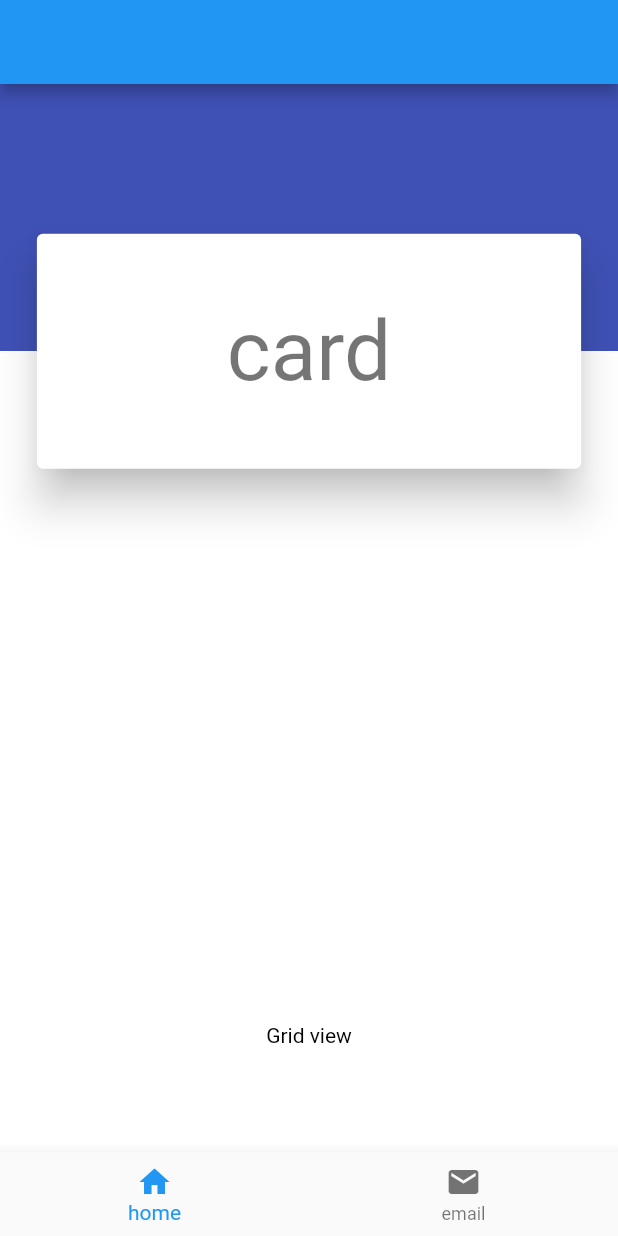
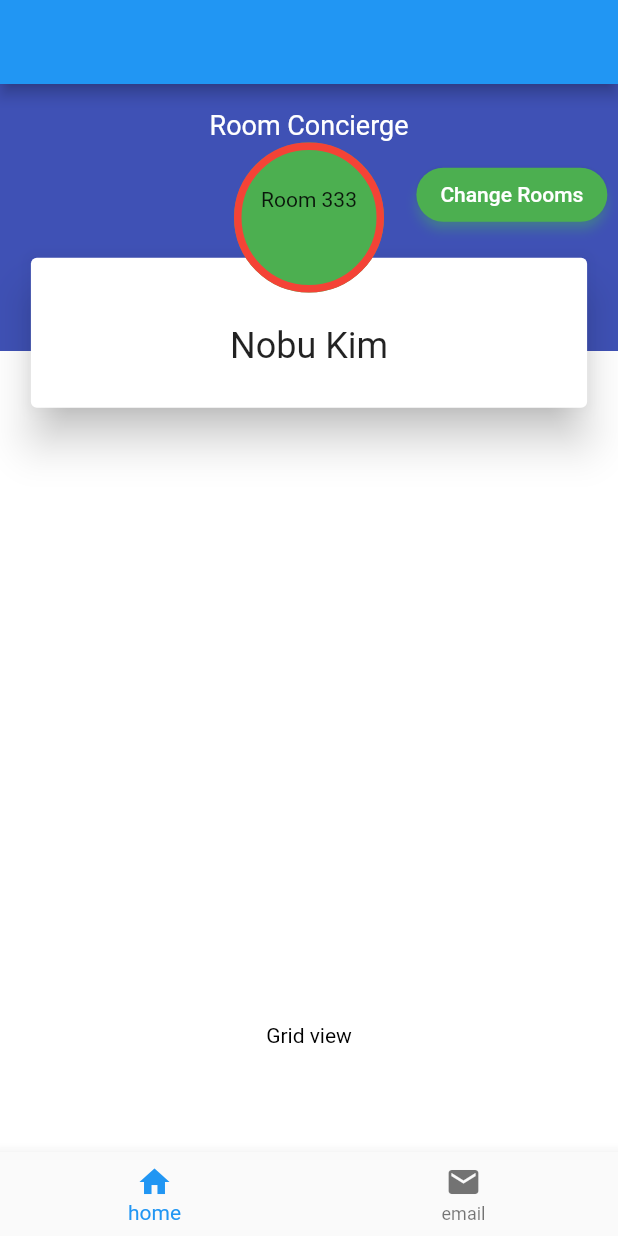
Before and after one commit to nyck33/flutter_tester, a Flutter app: the screen it shows after launch, on a phone screen of 412 x 824 dp. Run offline on Flutter 3.47's test engine with Material 2 defaults, Android fonts, the phone set to English and light mode, and no system bars.

Commit message:
got home UI sorta

```diff
--- a/lib/main.dart
+++ b/lib/main.dart
@@ -1,25 +1,22 @@
 import 'package:flutter/material.dart';
+import 'package:flutter/rendering.dart';
 import './position_stack.dart';
 import './other_screen.dart';
 import './responsive_stack.dart';
+import 'dart:developer';
 
 const Color darkBlue = Color.fromARGB(255, 18, 32, 47);
 
 void main() {
+  debugPaintSizeEnabled = true;
   runApp(MyApp());
 }
 
 class MyApp extends StatelessWidget {
   @override
   Widget build(BuildContext context) {
-    //return MaterialApp(
-    //theme: ThemeData.dark().copyWith(
-    //sets the app dark blue
-    //scaffoldBackgroundColor: darkBlue,
-    //),
-    //debugShowCheckedModeBanner: false,
-    //home: Scaffold(
     return MaterialApp(
+      //debugShowMaterialGrid: true,
       home: Scaffold(
         appBar: AppBar(),
         body: ResponsiveStack(),
@@ -41,6 +38,8 @@ class ContainerWithCircle extends StatelessWidget {
   double _height = 0.0;
   @override
   Widget build(BuildContext context) {
+    //debugPaintSizeEnabled = true;
+
     _width = MediaQuery.of(context).size.width;
     _height = MediaQuery.of(context).size.height;
     final TextStyle style = TextStyle(color: Colors.black);
--- a/lib/responsive_stack.dart
+++ b/lib/responsive_stack.dart
@@ -5,6 +5,7 @@ import 'package:flutter/material.dart';
 
 import 'package:flutter/foundation.dart';
 import 'package:flutter/painting.dart';
+import 'package:flutter/rendering.dart';
 import 'package:flutter/widgets.dart';
 
 class ResponsiveStack extends StatefulWidget {
@@ -15,8 +16,12 @@ class ResponsiveStack extends StatefulWidget {
 }
 
 class _ResponsiveStackState extends State<ResponsiveStack> {
+  final double circleRadius = 100.0;
+  final double circleBorderWidth = 0.0; //puts red outline on circle edge
   @override
   Widget build(BuildContext context) {
+    debugPaintSizeEnabled = true;
+
     final size = MediaQuery.of(context).size;
 
     return Stack(
@@ -37,16 +42,128 @@ class _ResponsiveStackState extends State<ResponsiveStack> {
           ],
         ),
         Align(
+          alignment: Alignment(0, -0.95),
+          child: Text(
+            'Room Concierge',
+            style: TextStyle(color: Colors.white, fontSize: 18),
+          ),
+        ),
+        Align(
+            alignment: Alignment(0.95, -0.85),
+            child: ElevatedButton(
+              style: ElevatedButton.styleFrom(
+                primary: Colors.green,
+                onPrimary: Colors.white,
+                shadowColor: Colors.greenAccent,
+                elevation: 3,
+                shape: RoundedRectangleBorder(
+                  borderRadius: BorderRadius.circular(32.0),
+                ),
+                //maximumSize: Size(30.0, 15.0),
+                //minimumSize: Size(50.0, 10.0),
+              ),
+              onPressed: () {},
+              child: Text('Change Rooms'),
+            )),
+        Align(
           alignment: Alignment(0, -0.65), //-1 to 1
           child: Container(
             width: size.width * 0.9,
             height: size.height * 0.2,
-            child: Card(
-              elevation: 12,
-              child: Center(
-                child:
-                    Text('card', style: Theme.of(context).textTheme.headline2),
-              ),
+            child: Stack(
+              children: <Widget>[
+                Card(
+                  margin: EdgeInsets.only(top: 20.0),
+                  elevation: 12,
+                  child: SizedBox(
+                    height: 100.0,
+                    width: double.infinity,
+                    child: Padding(
+                      padding: const EdgeInsets.only(top: 45),
+                      child: Column(
+                        crossAxisAlignment: CrossAxisAlignment.center,
+                        children: <Widget>[
+                          Text("Nobu Kim",
+                              style: Theme.of(context).textTheme.headline5),
+                        ],
+                      ),
+                    ),
+                  ),
+                ),
+                Align(
+                  alignment: Alignment(0, -2.75),
+                  child: Container(
+                    width: circleRadius,
+                    height: circleRadius,
+                    decoration: ShapeDecoration(
+                      shape: CircleBorder(),
+                      color: Colors.green,
+                    ),
+                    child: Padding(
+                      padding: EdgeInsets.all(circleBorderWidth),
+                      child: DecoratedBox(
+                        decoration: ShapeDecoration(
+                          shape: CircleBorder(
+                            side: BorderSide(
+                              width: 5,
+                              color: Colors.red,
+                              //style: BorderStyle.none,
+                            ),
+                          ),
+                        ),
+                        child: Column(
+                          children: [
+                            SizedBox(
+                              height: 30,
+                            ),
+                            Text('Room 333'),
+                          ],
+                        ),
+                      ),
+                    ),
+                  ),
+                ),
+                /*Align(
+                  alignment: Alignment(0, -1.2),
+                  child: Container(
+                    margin: EdgeInsets.all(10.0),
+                    decoration: BoxDecoration(
+                      color: Colors.orange,
+                      shape: BoxShape.circle,
+                    ),
+                    child: Center(
+                      child: Text(
+                        'Room, 33',
+                        style: TextStyle(color: Colors.white),
+                      ),
+                    ),
+                  ),
+                ),
+                /*Align(
+                  alignment: Alignment(0, -1.2),
+                  child: CircleAvatar(
+                    radius: 30.0,*/
+                    child: Center(
+                      //alignment: Alignment(0, 0),
+                      child: Text("Room 33"),
+                    ),
+                  ),
+                ),*/
+                /*Positioned(
+                  top: .0,
+                  left: .0,
+                  right: .0,
+                  child: Center(
+                    child: CircleAvatar(
+                      radius: 30.0,
+                      child: Align(
+                        alignment: Alignment(0, 0),
+                        child: Text("Room 33"),
+                      ),
+                    ),
+                  ),
+                ),*/
+              ],
             ),
           ),
         ),
```
